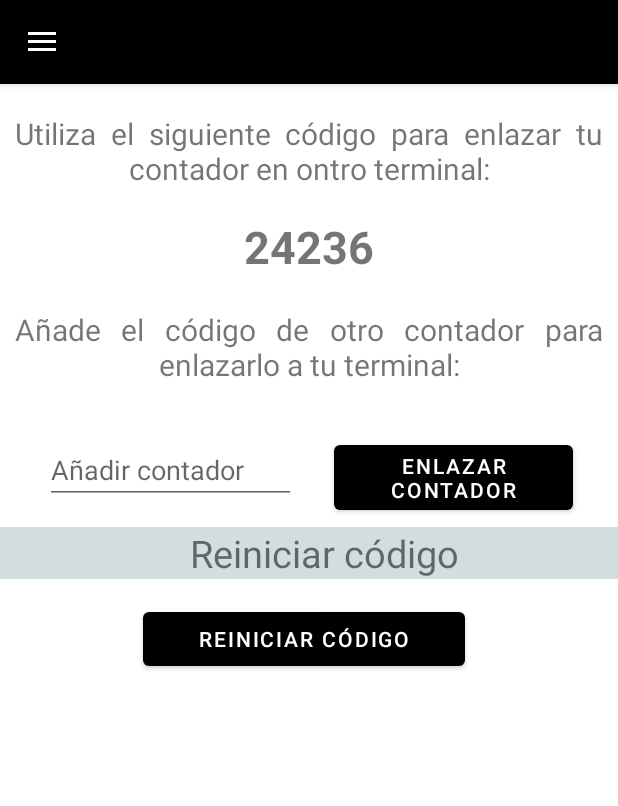
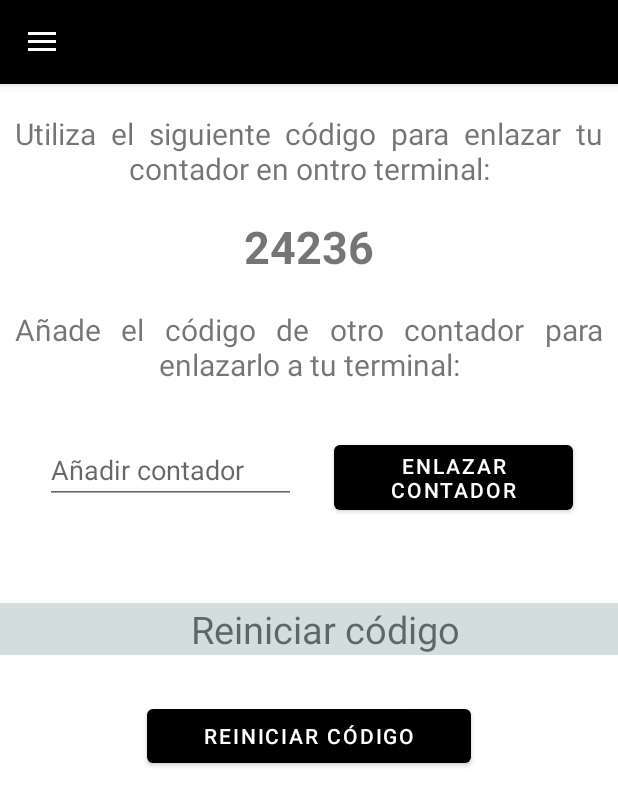
Before and after one commit to BraisBarboza/Portinas, an Android app: the fragment CodeFragment placed in its activity, on a phone screen of 412 x 824 dp. Shown: the top 806 px of the screen. Run offline under Robolectric (Android 15) with nearby library versions, the phone set to English and light mode, and no system bars; our stand-ins replace ButterKnife, Firebase (no records; nobody signed in at launch, a user with empty details on screens opened directly).

Commit message:
"Solucionados bugs visuales"

```diff
--- a/app/src/main/java/com/example/portinas/CodeFragment.java
+++ b/app/src/main/java/com/example/portinas/CodeFragment.java
@@ -11,6 +11,7 @@ import android.view.inputmethod.InputMethodManager;
 import android.widget.Button;
 import android.widget.EditText;
 import android.widget.TextView;
+import android.widget.Toast;
 
 import androidx.annotation.NonNull;
 import androidx.annotation.Nullable;
@@ -65,13 +66,17 @@ public class CodeFragment extends Fragment  {
         linkbut.setOnClickListener(new View.OnClickListener() {
             @Override
             public void onClick(View view) {
+                if(linket.getText().toString().equals("")){
+                    Toast.makeText(getActivity(), getText(R.string.insertcode), Toast.LENGTH_SHORT).show();
+                } else {
                     mDatabase.child(getString(R.string.app_name)).child(codebutoff).removeValue();
                     String edcode = linket.getText().toString();
-                PreferencesConfig.saveCodeinPref(getContext(),edcode);
+                    PreferencesConfig.saveCodeinPref(getContext(), edcode);
                     codebutoff = PreferencesConfig.loadCodefromPref(getActivity());
                     textViewcode.setText(codebutoff);
                     close_keyboard();
                     linked = 1;
+                }
             }
         });
         return view;
--- a/app/src/main/res/layout/fragment_code.xml
+++ b/app/src/main/res/layout/fragment_code.xml
@@ -9,13 +9,13 @@
         android:layout_width="match_parent"
         android:layout_height="wrap_content"
         android:layout_alignParentTop="true"
+        android:layout_marginLeft="10dp"
         android:layout_marginTop="19dp"
+        android:layout_marginRight="10dp"
+        android:gravity="center_horizontal"
+        android:justificationMode="inter_word"
         android:text="@string/code_title"
-        android:textSize="20dp"
-        android:justificationMode="inter_word"
-        android:gravity="center_horizontal"
-        android:layout_marginLeft="10dp"
-        android:layout_marginRight="10dp"></TextView>
+        android:textSize="20dp"></TextView>
 
     <TextView
         android:id="@+id/code"
@@ -53,8 +53,8 @@
         android:layout_marginEnd="25dp"
         android:layout_toStartOf="@+id/link_but"
         android:hint="@string/link_et"
-        android:maxLength="5"
-        android:inputType="number"></EditText>
+        android:inputType="number"
+        android:maxLength="5"></EditText>
 
     <Button
         android:id="@+id/link_but"
@@ -73,8 +73,8 @@
         android:layout_below="@+id/link_et"
         android:layout_alignParentEnd="true"
         android:layout_marginLeft="10dp"
-        android:layout_marginTop="15dp"
-        android:layout_marginEnd="-20dp"
+        android:layout_marginTop="66dp"
+        android:layout_marginEnd="-22dp"
         android:layout_marginRight="10dp"
         android:background="#D2DDDD"
         android:gravity="center_horizontal"
@@ -89,9 +89,9 @@
         android:layout_below="@+id/resetcode_tv"
         android:layout_alignParentStart="true"
         android:layout_alignParentEnd="true"
-        android:layout_marginStart="95dp"
-        android:layout_marginTop="16dp"
-        android:layout_marginEnd="102dp"
+        android:layout_marginStart="98dp"
+        android:layout_marginTop="30dp"
+        android:layout_marginEnd="98dp"
         android:text="@string/resetcode_but">
 
     </Button>
--- a/app/src/main/res/layout/nav_header.xml
+++ b/app/src/main/res/layout/nav_header.xml
@@ -23,5 +23,5 @@
     <TextView
         android:layout_width="wrap_content"
         android:layout_height="wrap_content"
-        android:text="@string/texto_vacio_str" />
+        android:text="@string/purpouse" />
 </LinearLayout>
--- a/app/src/main/res/menu/drawer_menu.xml
+++ b/app/src/main/res/menu/drawer_menu.xml
@@ -16,14 +16,26 @@
             android:id="@+id/nav_nfc"
             android:icon="@drawable/ic_nfc_logo"
             android:title="@string/nav_nfc" />
+
     </group>
 
     <item android:title="@string/nav_config">
         <menu>
+
             <item
                 android:id="@+id/nav_settings"
                 android:icon="@drawable/ic_baseline_settings_24"
-                android:title="@string/nav_config" />
+                android:title="@string/nav_settings" />
+
+        </menu>
+
+
+    </item>
+
+
+    <item android:title="@string/nav_us">
+        <menu>
+
             <item
                 android:id="@+id/nav_compartir"
                 android:icon="@drawable/ic_baseline_share_24"
--- a/app/src/main/res/values/strings.xml
+++ b/app/src/main/res/values/strings.xml
@@ -6,7 +6,7 @@
     <string name="continue_but">Continuar</string>
     <string name="texto_vacio_str">Texto Vacio</string>
     <string name="nav_nfc">NFC</string>
-    <string name="nav_config">Configuración</string>
+    <string name="nav_config">Ajustes</string>
     <string name="nav_share">Compartir</string>
     <string name="nav_connect">Conectar</string>
     <string name="nav_bluetooth">Bluetooth</string>
@@ -29,6 +29,10 @@
     <string name="active_screen_switch_str">No apagar ni atenuar la pantalla mientras se usa la aplicación.</string>
     <string name="title_activity_settings">Ajustes</string>
     <string name="backpress">\Presiona otra vez para salir</string>
+    <string name="purpouse">Una aplicaciónd de control de aforo</string>
+    <string name="nav_us">Información</string>
+    <string name="nav_settings">Configuración</string>
+    <string name="insertcode">Inserte un código para enlazar</string>
 
 
 </resources>
```
Lines whose indentation alone changed are shown as unchanged.
